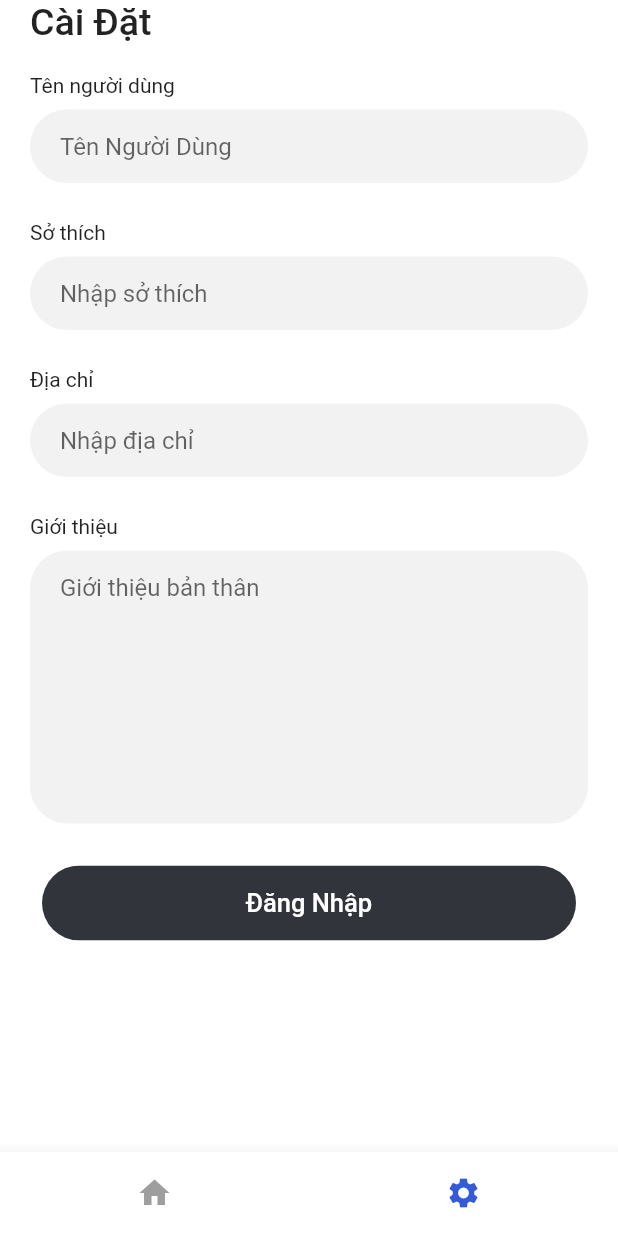
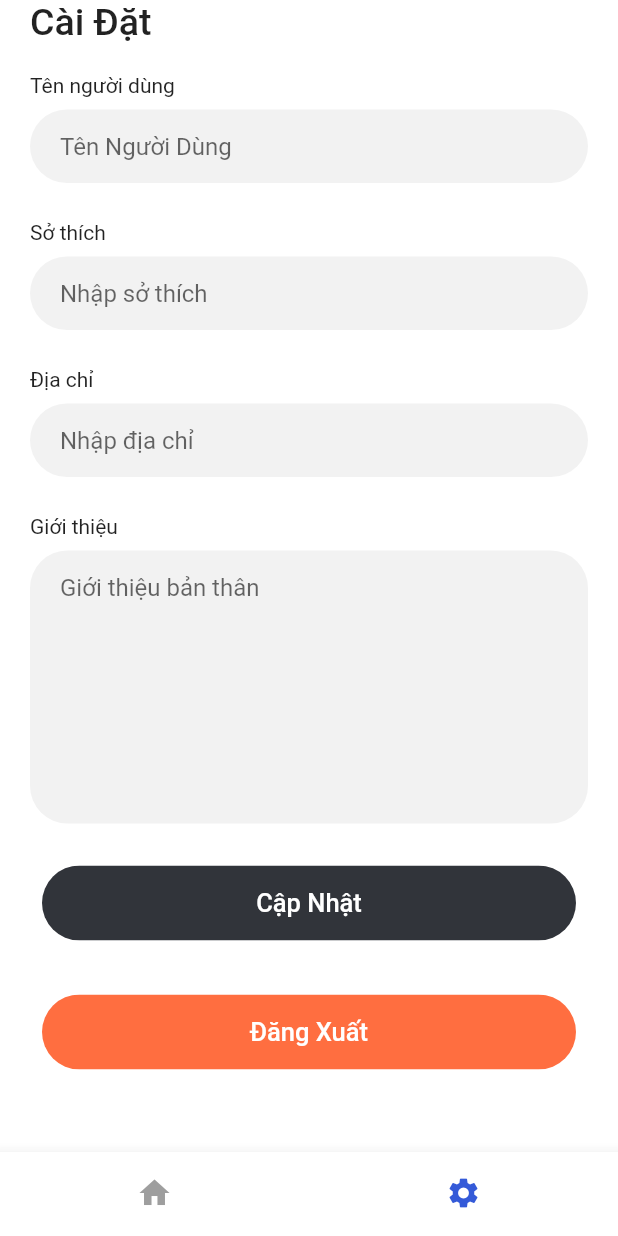
Before and after one commit to nguyenshort/gymix-flutter, a Flutter app: the HomeView screen opened by its route, item 2 of the bottom bar chosen, on a phone screen of 412 x 824 dp. Run offline on Flutter 3.47's test engine with Material 2 defaults, Android fonts, the phone set to English and light mode, and no system bars; our stand-ins replace cached_network_image, carousel_slider, firebase_auth, firebase_core, firebase_database, form_validator and 1 more; missing offline and left inert: progress_indicator; accounts and stored records are empty; network calls fail.

Commit message:
add update user info

```diff
--- a/lib/components/home/setting_tab.dart
+++ b/lib/components/home/setting_tab.dart
@@ -174,7 +174,31 @@ class SettingTab extends StatelessWidget {
                             width: double.infinity,
                             padding: const EdgeInsets.symmetric(vertical: 15),
                             child: const Center(
-                              child: Text('Đăng Nhập', style: TextStyle(color: Colors.white, fontSize: 17, fontWeight: FontWeight.w500)),
+                              child: Text('Cập Nhật', style: TextStyle(color: Colors.white, fontSize: 17, fontWeight: FontWeight.w500)),
+                            ),
+                          ),
+                        )
+                    ),
+
+                    const SizedBox(
+                      height: 20,
+                    ),
+
+                    TextButton(
+                        style: ElevatedButton.styleFrom(
+                          splashFactory: NoSplash.splashFactory,
+                        ),
+                        onPressed: () {
+                          authService.signOut();
+                        },
+                        child: ClipRRect(
+                          borderRadius: BorderRadius.circular(40),
+                          child: Container(
+                            color: Colors.deepOrangeAccent,
+                            width: double.infinity,
+                            padding: const EdgeInsets.symmetric(vertical: 15),
+                            child: const Center(
+                              child: Text('Đăng Xuất', style: TextStyle(color: Colors.white, fontSize: 17, fontWeight: FontWeight.w500)),
                             ),
                           ),
                         )
--- a/lib/controllers/home.controller.dart
+++ b/lib/controllers/home.controller.dart
@@ -11,6 +11,15 @@ class HomeController extends GetxController {
   RxList<Exercise> exercises = RxList<Exercise>([]);
 
   RxInt currentTab = RxInt(0);
+
+  RxString keyword = RxString('');
+
+  List<Exercise> get showData {
+    RegExp regExp = RegExp(r'' + keyword.value.toLowerCase() + '');
+    return exercises.where(
+            (p0) => regExp.hasMatch(p0.name.toLowerCase())
+    ).toList();
+  }
 
   @override
   void onInit() {
--- a/lib/services/auth_service.dart
+++ b/lib/services/auth_service.dart
@@ -3,6 +3,7 @@ import 'dart:convert';
 import 'package:firebase_auth/firebase_auth.dart';
 import 'package:get/get.dart';
 import 'package:gymix/models/user_data.dart';
+import 'package:gymix/view/auth_view.dart';
 
 import 'firebase.dart';
 
@@ -65,4 +66,10 @@ class AuthService extends GetxService {
     }
   }
 
+  Future<void> signOut() async {
+    Get.rawSnackbar(message: "Đăng xuất thành công", animationDuration: const Duration(milliseconds: 300));
+    Get.offNamed(AuthView.route);
+    auth.signOut();
+  }
+
 }
```
Also changed, not shown: lib/components/home/home_exercises.dart (+8 -6 lines), lib/view/home_view.dart (+29 -3 lines).
